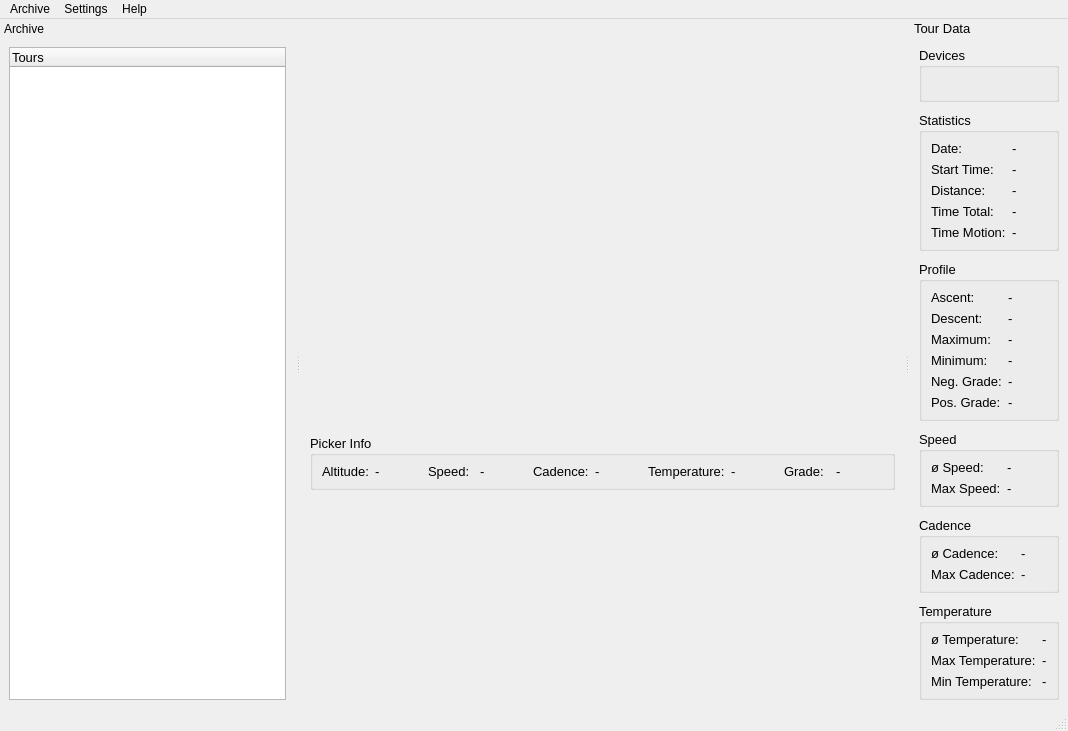
First picture: the form in MainWindow.ui, repository masc4ii/WaoStats, before the edit.
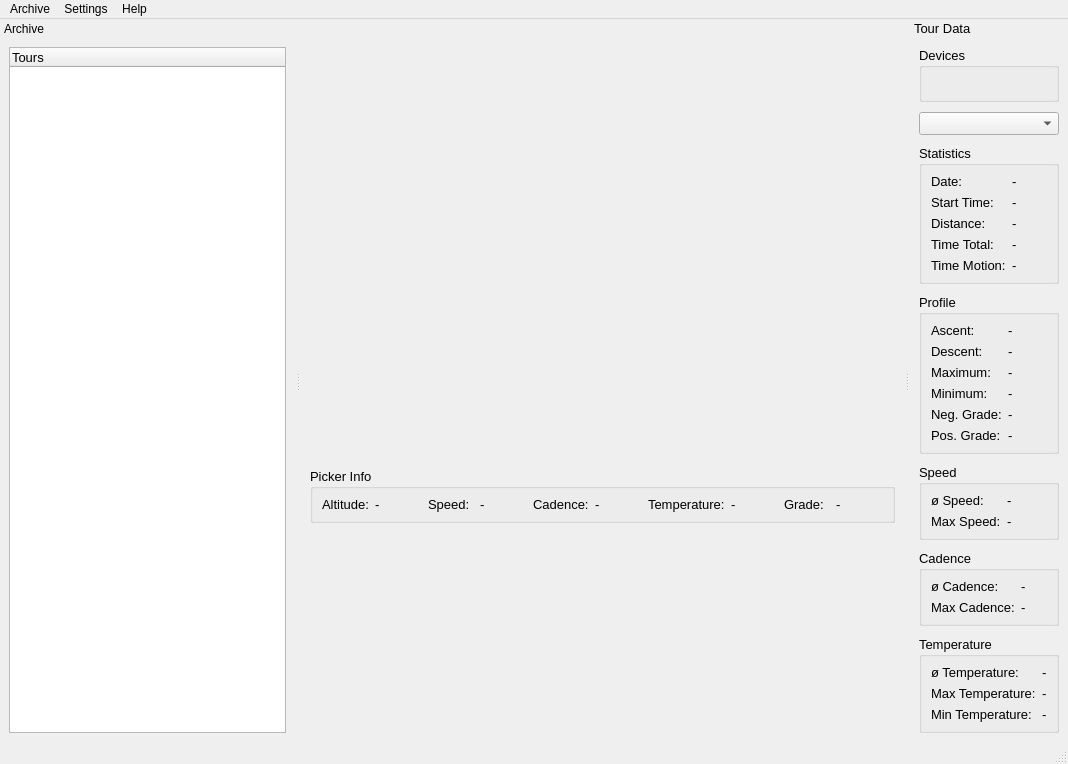
Second picture: the form after the edit. Icons and pictures are not drawn. Custom widgets are drawn as their Qt base class.

Commit message: Added lap/section readout

The edit to the form file:
```diff
--- a/MainWindow.ui
+++ b/MainWindow.ui
@@ -372,6 +372,9 @@
        </layout>
       </widget>
      </item>
+     <item>
+      <widget class="QComboBox" name="comboBoxSection"/>
+     </item>
      <item>
       <widget class="QGroupBox" name="groupBox_2">
        <property name="sizePolicy">
```
The commit also changes 4 other files.
